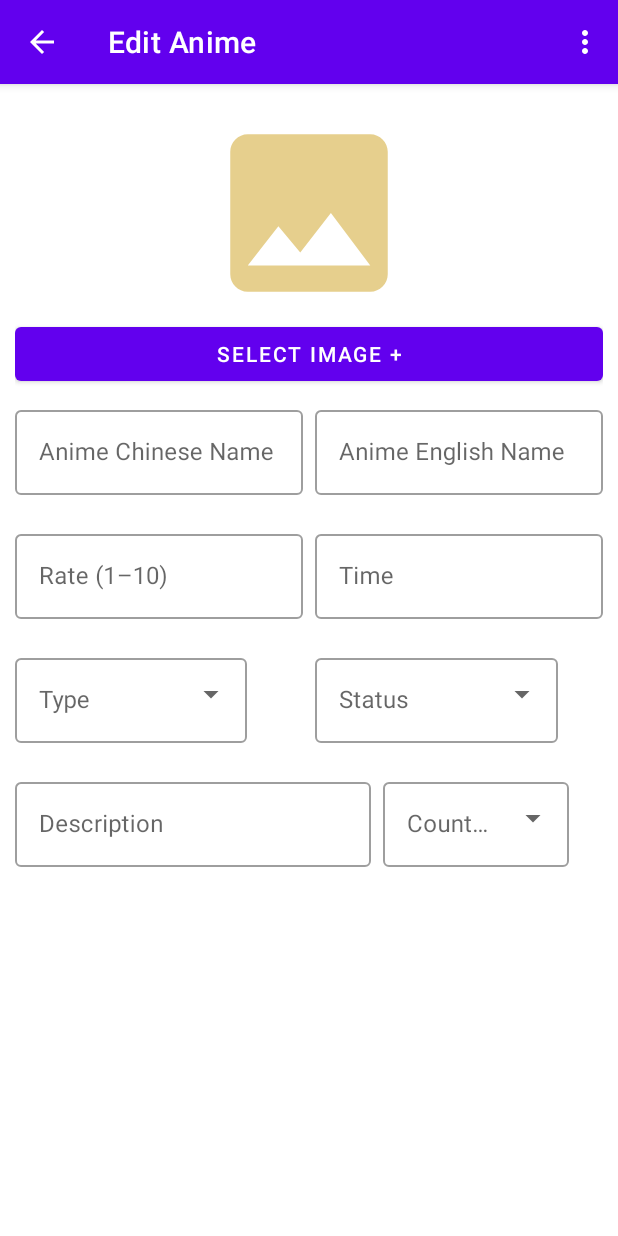
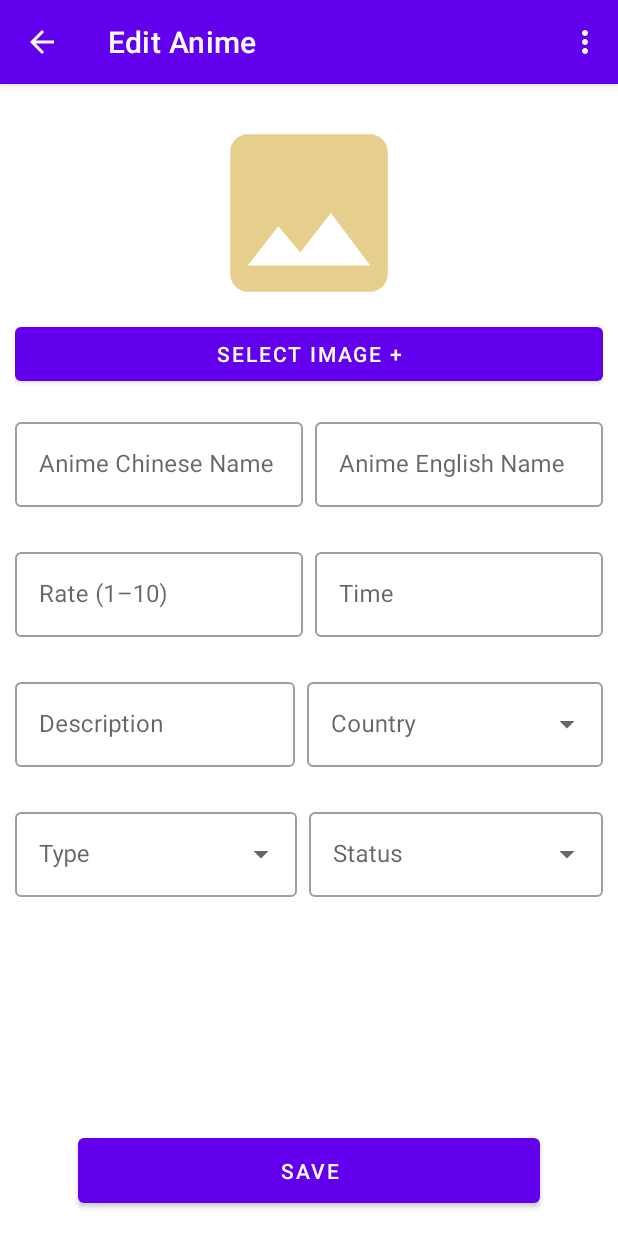
Before and after one commit to Tony-Feng/iAnime, an Android app: the fragment AnimeFragment placed in its activity, after a tap on "Edit Anime", on a phone screen of 412 x 824 dp. Run offline under Robolectric (Android 15) with nearby library versions, the phone set to English and light mode, and no system bars.

Commit message:
Add Progress button and modify UI

```diff
--- a/app/src/main/java/com/project/ianime/screen/AddAnimeFragment.kt
+++ b/app/src/main/java/com/project/ianime/screen/AddAnimeFragment.kt
@@ -8,6 +8,7 @@ import com.project.ianime.screen.viewmodel.AddAnimeViewModel
 class AddAnimeFragment : ManageAnimeFragment() {
 
     private lateinit var viewModel: AddAnimeViewModel
+
     override fun updateActionBar(): Boolean {
         actionBarService.setTitle(getString(R.string.add_anime_title), viewHolder.toolbar)
         actionBarService.setNavigateBackAction(viewHolder.toolbar, this)
@@ -20,6 +21,10 @@ class AddAnimeFragment : ManageAnimeFragment() {
         // TODO: Use the ViewModel
     }
 
+    override fun saveAnime() {
+        TODO("Not yet implemented")
+    }
+
     companion object {
         fun newInstance() = AddAnimeFragment()
     }
--- a/app/src/main/java/com/project/ianime/screen/AnimeFragment.kt
+++ b/app/src/main/java/com/project/ianime/screen/AnimeFragment.kt
@@ -31,7 +31,9 @@ class AnimeFragment : BaseFragment<AnimeViewHolder>(AnimeViewHolder::class.java)
         viewHolder.animeCountry.text = getString(R.string.anime_country_title, "China")
         viewHolder.animeType.text = getString(R.string.anime_type_title, "God")
         viewHolder.animePublishedYear.text = getString(R.string.anime_year_title, "2021")
+        viewHolder.animeStatus.text = getString(R.string.anime_status_title, "In Progress")
         viewHolder.animeIntro.text = "A boy on his own way to fight"
+
     }
 
     override fun onCreateOptionsMenu(menu: Menu, inflater: MenuInflater) {
--- a/app/src/main/java/com/project/ianime/screen/EditAnimeFragment.kt
+++ b/app/src/main/java/com/project/ianime/screen/EditAnimeFragment.kt
@@ -8,6 +8,10 @@ class EditAnimeFragment: ManageAnimeFragment() {
         return true
     }
 
+    override fun saveAnime() {
+        TODO("Not yet implemented")
+    }
+
     companion object{
         fun newInstance() = EditAnimeFragment()
     }
--- a/app/src/main/java/com/project/ianime/screen/ManageAnimeFragment.kt
+++ b/app/src/main/java/com/project/ianime/screen/ManageAnimeFragment.kt
@@ -13,6 +13,7 @@ import androidx.activity.result.contract.ActivityResultContracts
 import com.project.ianime.root.BaseFragment
 import com.project.ianime.screen.viewholder.ManageAnimeViewHolder
 import com.project.ianime.utils.image.ImageStub
+import com.project.ianime.widget.setShowProgress
 import java.io.IOException
 
 
@@ -20,14 +21,21 @@ abstract class ManageAnimeFragment :
     BaseFragment<ManageAnimeViewHolder>(ManageAnimeViewHolder::class.java) {
 
     private val imageStub = ImageStub()
-    lateinit var selectedImageBitmap: Bitmap
+    private lateinit var selectedImageBitmap: Bitmap
     override fun onViewCreated(view: View, savedInstanceState: Bundle?) {
         super.onViewCreated(view, savedInstanceState)
 
         viewHolder.addProfileButton.setOnClickListener {
             openGallery()
         }
+
+        viewHolder.saveButton.setOnClickListener {
+            viewHolder.saveButton.setShowProgress(true)
+//            saveAnime()
+        }
     }
+
+    abstract fun saveAnime()
 
     private fun openGallery() {
         val intent = Intent(Intent.ACTION_PICK, MediaStore.Images.Media.EXTERNAL_CONTENT_URI)
--- a/app/src/main/java/com/project/ianime/screen/viewholder/AnimeViewHolder.kt
+++ b/app/src/main/java/com/project/ianime/screen/viewholder/AnimeViewHolder.kt
@@ -19,6 +19,7 @@ class AnimeViewHolder: FragmentViewHolder() {
     lateinit var animeType: TextView
     lateinit var animeCountry: TextView
     lateinit var animePublishedYear: TextView
+    lateinit var animeStatus: TextView
     lateinit var animeIntro: TextView
 
     override fun onCreateView(
@@ -33,6 +34,7 @@ class AnimeViewHolder: FragmentViewHolder() {
         animeType = binding.animeType
         animeCountry = binding.animeCountry
         animePublishedYear = binding.animeYear
+        animeStatus = binding.animeStatus
         animeIntro = binding.animeIntro
         return binding.root
     }
--- a/app/src/main/java/com/project/ianime/screen/viewholder/ManageAnimeViewHolder.kt
+++ b/app/src/main/java/com/project/ianime/screen/viewholder/ManageAnimeViewHolder.kt
@@ -7,6 +7,8 @@ import android.view.ViewGroup
 import android.widget.Button
 import android.widget.ImageView
 import androidx.appcompat.widget.Toolbar
+import com.google.android.material.button.MaterialButton
+import com.google.android.material.textfield.TextInputLayout
 import com.project.ianime.R
 import com.project.ianime.databinding.FragmentManageAnimeBinding
 import com.project.ianime.root.FragmentViewHolder
@@ -17,6 +19,15 @@ class ManageAnimeViewHolder: FragmentViewHolder() {
     lateinit var toolbar: Toolbar
     lateinit var addProfileButton: Button
     lateinit var profilePreview: ImageView
+    lateinit var animeChineseName: TextInputLayout
+    lateinit var animeEnglishName: TextInputLayout
+    lateinit var animeRate: TextInputLayout
+    lateinit var animeYear: TextInputLayout
+    lateinit var animeDescription: TextInputLayout
+    lateinit var animeCountry: TextInputLayout
+    lateinit var animeType: TextInputLayout
+    lateinit var animeStatus: TextInputLayout
+    lateinit var saveButton: MaterialButton
     override fun onCreateView(
         inflater: LayoutInflater,
         container: ViewGroup?,
@@ -26,6 +37,15 @@ class ManageAnimeViewHolder: FragmentViewHolder() {
         toolbar = binding.topAppBar.toolBar
         addProfileButton = binding.addCoverButton
         profilePreview = binding.profilePreview
+        animeChineseName = binding.manageChineseName
+        animeEnglishName = binding.manageEnglishName
+        animeRate = binding.manageRate
+        animeYear = binding.manageYear
+        animeDescription = binding.manageDescription
+        animeCountry = binding.manageCountry
+        animeType = binding.manageType
+        animeStatus = binding.manageStatus
+        saveButton = binding.buttonSave
         return binding.root
     }
 
--- /dev/null
+++ b/app/src/main/java/com/project/ianime/widget/MaterialButtonExtension.kt
@@ -0,0 +1,33 @@
+package com.project.ianime.widget
+
+import android.graphics.drawable.Drawable
+import androidx.core.content.ContextCompat
+import androidx.swiperefreshlayout.widget.CircularProgressDrawable
+import com.google.android.material.button.MaterialButton
+import com.project.ianime.R
+
+fun MaterialButton.setShowProgress(showProgress: Boolean?) {
+    // Erase the button text
+    text = ""
+    icon = if (showProgress == true) {
+        CircularProgressDrawable(context!!).apply {
+            setStyle(CircularProgressDrawable.DEFAULT)
+            setColorSchemeColors(ContextCompat.getColor(context!!, R.color.white))
+            start()
+        }
+    } else null
+    // callback to redraw button icon
+    if (icon != null) {
+        icon.callback = object : Drawable.Callback {
+            override fun unscheduleDrawable(who: Drawable, what: Runnable) {
+            }
+
+            override fun invalidateDrawable(who: Drawable) {
+                this@setShowProgress.invalidate()
+            }
+
+            override fun scheduleDrawable(who: Drawable, what: Runnable, `when`: Long) {
+            }
+        }
+    }
+}
--- a/app/src/main/res/layout/fragment_anime.xml
+++ b/app/src/main/res/layout/fragment_anime.xml
@@ -74,6 +74,15 @@
                     android:layout_marginBottom="@dimen/spacing_10dp"
                     android:textAppearance="@style/TextAppearance.Material3.BodyMedium"
                     tools:text="Published Year: 2021" />
+
+                <TextView
+                    android:id="@+id/anime_status"
+                    android:layout_width="match_parent"
+                    android:layout_height="wrap_content"
+                    android:layout_marginTop="@dimen/spacing_8dp"
+                    android:layout_marginBottom="@dimen/spacing_10dp"
+                    android:textAppearance="@style/TextAppearance.Material3.BodyMedium"
+                    tools:text="Status: In Progress" />
 
             </LinearLayout>
 
--- a/app/src/main/res/layout/fragment_manage_anime.xml
+++ b/app/src/main/res/layout/fragment_manage_anime.xml
@@ -37,10 +37,11 @@
         <LinearLayout
             android:layout_width="match_parent"
             android:layout_height="wrap_content"
-            android:layout_marginTop="@dimen/spacing_8dp"
+            android:layout_marginTop="@dimen/spacing_16dp"
             android:orientation="horizontal">
 
             <com.google.android.material.textfield.TextInputLayout
+                android:id="@+id/manage_chinese_name"
                 style="@style/Widget.MaterialComponents.TextInputLayout.OutlinedBox"
                 android:layout_width="wrap_content"
                 android:layout_height="wrap_content"
@@ -50,12 +51,12 @@
                 app:errorEnabled="true">
 
                 <com.google.android.material.textfield.TextInputEditText
-                    android:id="@+id/manage_chinese_name"
                     android:layout_width="match_parent"
                     android:layout_height="wrap_content" />
             </com.google.android.material.textfield.TextInputLayout>
 
             <com.google.android.material.textfield.TextInputLayout
+                android:id="@+id/manage_english_name"
                 style="@style/Widget.MaterialComponents.TextInputLayout.OutlinedBox"
                 android:layout_width="wrap_content"
                 android:layout_height="wrap_content"
@@ -64,7 +65,6 @@
                 app:errorEnabled="true">
 
                 <com.google.android.material.textfield.TextInputEditText
-                    android:id="@+id/manage_english_name"
                     android:layout_width="match_parent"
                     android:layout_height="wrap_content" />
             </com.google.android.material.textfield.TextInputLayout>
@@ -74,9 +74,11 @@
         <LinearLayout
             android:layout_width="match_parent"
             android:layout_height="wrap_content"
+            android:layout_marginTop="@dimen/spacing_4dp"
             android:orientation="horizontal">
 
             <com.google.android.material.textfield.TextInputLayout
+                android:id="@+id/manage_rate"
                 style="@style/Widget.MaterialComponents.TextInputLayout.OutlinedBox"
                 android:layout_width="wrap_content"
                 android:layout_height="wrap_content"
@@ -86,12 +88,12 @@
                 app:errorEnabled="true">
 
                 <com.google.android.material.textfield.TextInputEditText
-                    android:id="@+id/manage_rate"
                     android:layout_width="match_parent"
                     android:layout_height="wrap_content" />
             </com.google.android.material.textfield.TextInputLayout>
 
             <com.google.android.material.textfield.TextInputLayout
+                android:id="@+id/manage_year"
                 style="@style/Widget.MaterialComponents.TextInputLayout.OutlinedBox"
                 android:layout_width="wrap_content"
                 android:layout_height="wrap_content"
@@ -100,7 +102,6 @@
                 app:errorEnabled="true">
 
                 <com.google.android.material.textfield.TextInputEditText
-                    android:id="@+id/manage_year"
                     android:layout_width="match_parent"
                     android:layout_height="wrap_content" />
             </com.google.android.material.textfield.TextInputLayout>
@@ -110,25 +111,65 @@
         <LinearLayout
             android:layout_width="match_parent"
             android:layout_height="wrap_content"
+            android:layout_marginTop="@dimen/spacing_4dp"
             android:orientation="horizontal">
 
             <com.google.android.material.textfield.TextInputLayout
+                android:id="@+id/manage_description"
+                style="@style/Widget.MaterialComponents.TextInputLayout.OutlinedBox"
+                android:layout_width="wrap_content"
+                android:layout_height="wrap_content"
+                android:layout_weight="1.8"
+                android:hint="@string/description_hint"
+                app:errorEnabled="true">
+
+                <com.google.android.material.textfield.TextInputEditText
+                    android:layout_width="match_parent"
+                    android:layout_height="wrap_content" />
+            </com.google.android.material.textfield.TextInputLayout>
+
+            <com.google.android.material.textfield.TextInputLayout
+                android:id="@+id/manage_country"
                 style="@style/Widget.MaterialComponents.TextInputLayout.OutlinedBox.ExposedDropdownMenu"
                 android:layout_width="wrap_content"
                 android:layout_height="wrap_content"
-                android:layout_marginEnd="@dimen/spacing_8dp"
+                android:layout_marginStart="@dimen/spacing_8dp"
+                android:layout_weight="1"
+                android:hint="@string/anime_country_hint">
+
+                <AutoCompleteTextView
+                    android:layout_width="match_parent"
+                    android:layout_height="wrap_content"
+                    android:inputType="none"
+                    app:simpleItems="@array/country_selector" />
+
+            </com.google.android.material.textfield.TextInputLayout>
+        </LinearLayout>
+
+        <LinearLayout
+            android:layout_width="match_parent"
+            android:layout_height="wrap_content"
+            android:layout_marginTop="@dimen/spacing_4dp"
+            android:orientation="horizontal">
+
+            <com.google.android.material.textfield.TextInputLayout
+                android:id="@+id/manage_type"
+                style="@style/Widget.MaterialComponents.TextInputLayout.OutlinedBox.ExposedDropdownMenu"
+                android:layout_width="wrap_content"
+                android:layout_height="wrap_content"
                 android:layout_weight="1"
                 android:hint="@string/anime_type_hint"
                 app:errorEnabled="true">
 
                 <AutoCompleteTextView
-                    android:layout_width="wrap_content"
+                    android:layout_width="match_parent"
                     android:layout_height="wrap_content"
                     android:inputType="none"
                     app:simpleItems="@array/type_selector" />
             </com.google.android.material.textfield.TextInputLayout>
 
             <com.google.android.material.textfield.TextInputLayout
+                android:id="@+id/manage_status"
                 style="@style/Widget.MaterialComponents.TextInputLayout.OutlinedBox.ExposedDropdownMenu"
                 android:layout_width="wrap_content"
                 android:layout_height="wrap_content"
@@ -137,7 +178,7 @@
                 android:hint="@string/anime_status_hint">
 
                 <AutoCompleteTextView
-                    android:layout_width="wrap_content"
+                    android:layout_width="match_parent"
                     android:layout_height="wrap_content"
                     android:inputType="none"
                     app:simpleItems="@array/status_selector" />
@@ -146,44 +187,19 @@
 
         </LinearLayout>
 
-        <LinearLayout
-            android:layout_width="match_parent"
-            android:layout_height="wrap_content"
-            android:orientation="horizontal">
-
-            <com.google.android.material.textfield.TextInputLayout
-                style="@style/Widget.MaterialComponents.TextInputLayout.OutlinedBox"
-                android:layout_width="wrap_content"
-                android:layout_height="wrap_content"
-                android:layout_weight="8"
-                android:hint="@string/description_hint"
-                app:errorEnabled="true">
-
-                <com.google.android.material.textfield.TextInputEditText
-                    android:id="@+id/manage_description"
-                    android:layout_width="match_parent"
-                    android:layout_height="wrap_content" />
-            </com.google.android.material.textfield.TextInputLayout>
-
-            <com.google.android.material.textfield.TextInputLayout
-                style="@style/Widget.MaterialComponents.TextInputLayout.OutlinedBox.ExposedDropdownMenu"
-                android:layout_width="wrap_content"
-                android:layout_height="wrap_content"
-                android:layout_marginStart="@dimen/spacing_8dp"
-                android:layout_weight="1"
-                android:hint="@string/anime_country_hint">
-
-                <AutoCompleteTextView
-                    android:layout_width="wrap_content"
-                    android:layout_height="wrap_content"
-                    android:inputType="none"
-                    app:simpleItems="@array/country_selector" />
-
-            </com.google.android.material.textfield.TextInputLayout>
-        </LinearLayout>
-
     </LinearLayout>
 
-
+    <com.google.android.material.button.MaterialButton
+        android:id="@+id/button_save"
+        android:layout_width="match_parent"
+        android:layout_height="wrap_content"
+        android:layout_marginHorizontal="@dimen/spacing_52dp"
+        android:layout_marginVertical="@dimen/spacing_16dp"
+        android:padding="12dp"
+        android:text="@string/save_button_text"
+        app:iconGravity="textEnd"
+        app:layout_constraintBottom_toBottomOf="parent"
+        app:layout_constraintEnd_toEndOf="parent"
+        app:layout_constraintStart_toStartOf="parent" />
 
 </androidx.constraintlayout.widget.ConstraintLayout>
--- a/app/src/main/res/layout/item_anime.xml
+++ b/app/src/main/res/layout/item_anime.xml
@@ -21,7 +21,7 @@
                 android:id="@+id/item_image"
                 android:layout_width="match_parent"
                 android:layout_height="@dimen/anime_card_height"
-                android:scaleType="centerCrop" />
+                android:scaleType="fitCenter" />
 
             <TextView
                 android:id="@+id/rate"
--- a/app/src/main/res/values/strings.xml
+++ b/app/src/main/res/values/strings.xml
@@ -12,6 +12,7 @@
     <string name="anime_type_title">Type: %1$s</string>
     <string name="anime_country_title">Country: %1$s</string>
     <string name="anime_year_title">Published Year: %1$s</string>
+    <string name="anime_status_title">Status: %1$s</string>
     <string name="maxim_header_title">Maxim</string>
     <string name="episode_header_title">Favourite Episodes</string>
 
@@ -45,4 +46,5 @@
         <item>Finished</item>
         <item>In Progress</item>
     </string-array>
+    <string name="save_button_text">Save</string>
 </resources>
```
Also changed, not shown: 1 other file.
